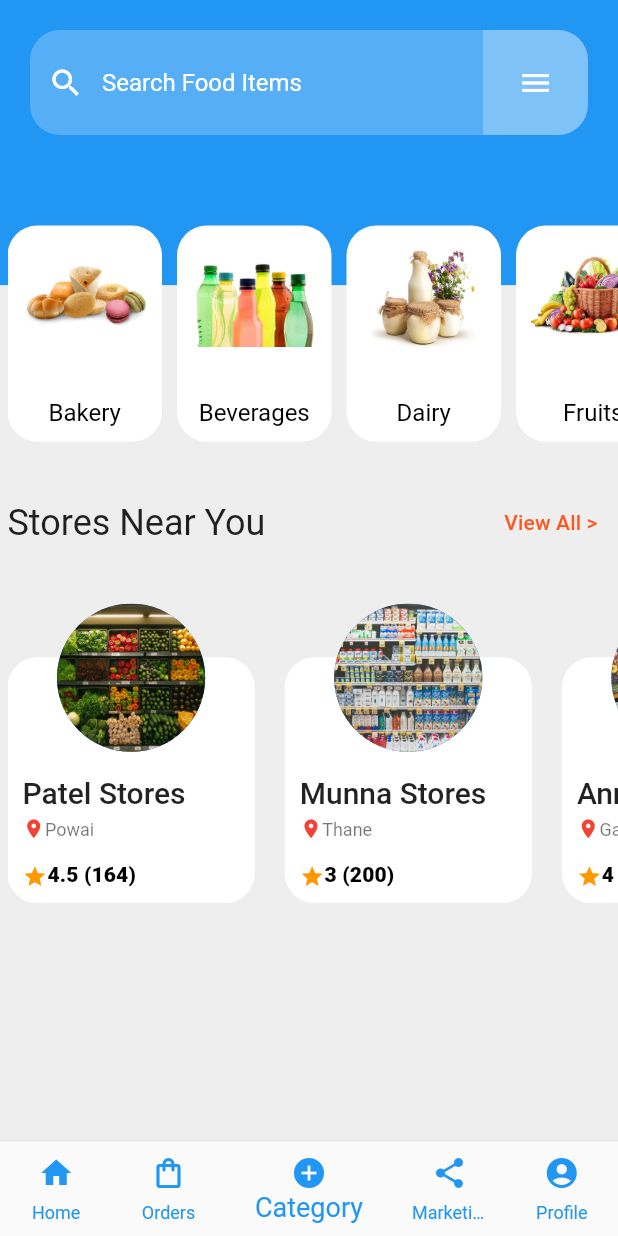
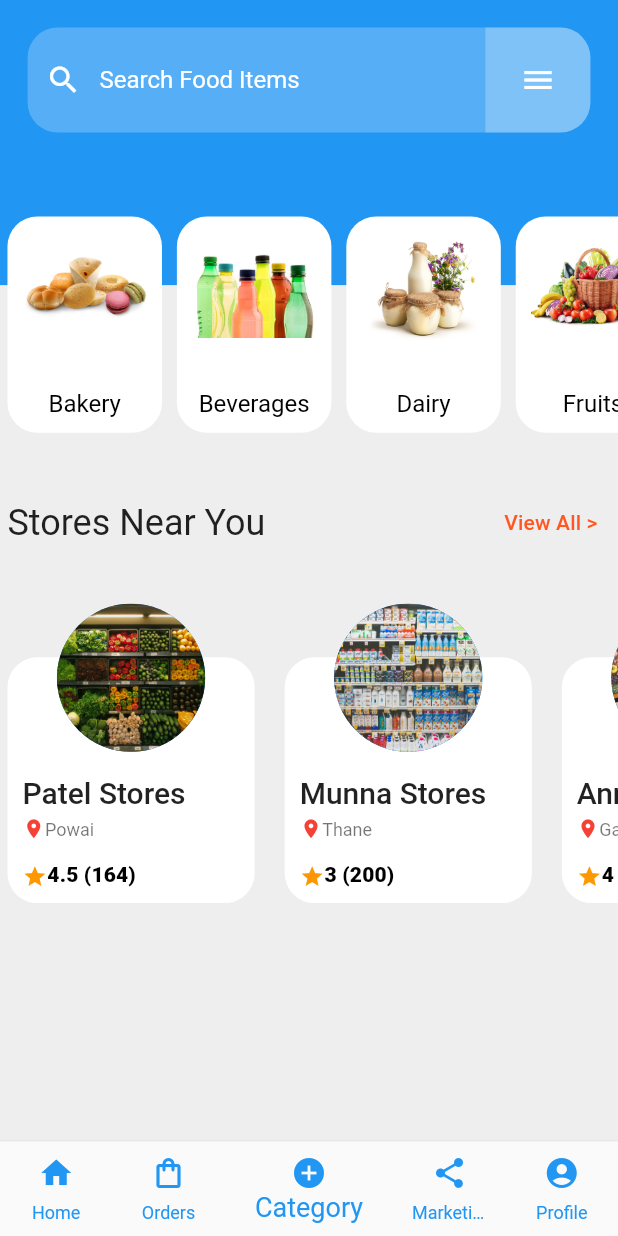
Before and after one commit to jimit24365/kirana_store, a Flutter app: the DashboardScreen screen opened by its route, on a phone screen of 412 x 824 dp. Run offline on Flutter 3.47's test engine with Material 2 defaults, Android fonts, the light colour scheme and no system bars; our stand-ins replace logger.

Commit message:
Adding category_section.dart constants

```diff
--- a/lib/presentation/journey/onboarding/dashboard/dashboard_screen.dart
+++ b/lib/presentation/journey/onboarding/dashboard/dashboard_screen.dart
@@ -6,6 +6,7 @@ import 'package:sabka_kirana/presentation/journey/onboarding/dashboard/widget/ca
 import 'package:sabka_kirana/presentation/journey/onboarding/dashboard/widget/dashboard_screen_constants.dart';
 import 'package:sabka_kirana/presentation/journey/onboarding/dashboard/widget/search_bar/search_bar.dart';
 import 'package:sabka_kirana/presentation/journey/onboarding/dashboard/widget/store_section/store_item_section.dart';
+import 'package:sabka_kirana/common/libraries/screen_utils/screen_utils.dart';
 
 const stores = [
   {
@@ -146,12 +147,12 @@ class DashBoardScreenState extends State<DashboardScreen> {
       );
 
   Padding _getHeaderWidget(TextTheme textTheme) => Padding(
-        padding: const EdgeInsets.all(20),
+        padding: EdgeInsets.all(DashboardScreenConstants.headerWidgetPadding.h),
         child: Column(
           // mainAxisAlignment: MainAxisAlignment.spaceEvenly,
           children: [
             SearchBar(focusNode: _focusNode),
-            addVerticalSpace(10),
+            addVerticalSpace(DashboardScreenConstants.searchBarVerticalSpace.h),
           ],
         ),
       );
@@ -159,13 +160,13 @@ class DashBoardScreenState extends State<DashboardScreen> {
   Widget _getMainContainer(BoxConstraints constraints, TextTheme textTheme,
           BuildContext context) =>
       Expanded(
-        flex: 6,
+        flex: DashboardScreenConstants.topContainerFlex,
         child: Container(
           width: constraints.maxWidth,
           color: Colors.grey.shade200,
           child: Padding(
-            padding: const EdgeInsets.only(
-              left: 5.0,
+            padding: EdgeInsets.only(
+              left: DashboardScreenConstants.topContainerPadding.w,
             ),
             child: Stack(
               clipBehavior: Clip.none,
--- a/lib/presentation/journey/onboarding/dashboard/widget/category_section/category_section.dart
+++ b/lib/presentation/journey/onboarding/dashboard/widget/category_section/category_section.dart
@@ -1,6 +1,8 @@
 import 'package:flutter/material.dart';
 import 'package:flutter/widgets.dart';
 import 'package:sabka_kirana/common/utils/widget_utils.dart';
+import 'package:sabka_kirana/presentation/journey/onboarding/dashboard/widget/category_section/category_section_constants.dart';
+import 'package:sabka_kirana/common/libraries/screen_utils/screen_utils.dart';
 
 class CategorySection extends StatefulWidget {
   final BoxConstraints constraints;
@@ -20,11 +22,12 @@ class CategorySection extends StatefulWidget {
 class CategorySectionState extends State<CategorySection> {
   @override
   Widget build(BuildContext context) => Positioned(
-        top: -40,
-        left: 0,
+        top: CategorySectionConstants.containerTopPosition.h,
+        left: CategorySectionConstants.containerLeftPosition.w,
         child: Container(
           width: widget.constraints.maxWidth,
-          height: widget.constraints.maxWidth * 0.35,
+          height: widget.constraints.maxWidth *
+              CategorySectionConstants.containerHeightMultiplier,
           child:
               _getCategoryRow(widget.constraints, Theme.of(context).textTheme),
         ),
@@ -43,16 +46,23 @@ class CategorySectionState extends State<CategorySection> {
   Container _getCategoryItemWidget(BoxConstraints constraints,
           Map<String, String> category, TextTheme textTheme) =>
       Container(
-        margin: const EdgeInsets.only(right: 10.0),
-        width: constraints.maxWidth * 0.25,
+        margin: EdgeInsets.only(
+            right: CategorySectionConstants.categoryItemMarginRight.w),
+        width: constraints.maxWidth *
+            CategorySectionConstants.containerWidthMultiplier,
         decoration: BoxDecoration(
-            color: Colors.white, borderRadius: BorderRadius.circular(20.0)),
+          color: Colors.white,
+          borderRadius: BorderRadius.circular(
+              CategorySectionConstants.containerBorderRadius),
+        ),
         child: Padding(
-          padding: const EdgeInsets.all(10.0),
+          padding: EdgeInsets.all(CategorySectionConstants.imagePadding),
           child: Column(
             children: [
-              Expanded(flex: 4, child: Image.asset(category['image'])),
-              addVerticalSpace(30),
+              Expanded(
+                  flex: CategorySectionConstants.assetFlex,
+                  child: Image.asset(category['image'])),
+              addVerticalSpace(CategorySectionConstants.imageVerticalSpace),
               Text(
                 category['name'],
                 style: textTheme.subtitle1?.apply(color: Colors.black),
--- /dev/null
+++ b/lib/presentation/journey/onboarding/dashboard/widget/category_section/category_section_constants.dart
@@ -0,0 +1,12 @@
+class CategorySectionConstants {
+  static final containerTopPosition = -50;
+  static final containerLeftPosition = 0;
+  static final containerHeightMultiplier = 0.35;
+  static final categoryItemMarginRight = 10;
+  static final containerWidthMultiplier = 0.25;
+  static final containerBorderRadius = 20.0;
+  static final imagePadding = 10.0;
+  static final assetFlex = 4;
+  static final imageVerticalSpace = 30.0;
+
+}
--- a/lib/presentation/journey/onboarding/dashboard/widget/dashboard_screen_constants.dart
+++ b/lib/presentation/journey/onboarding/dashboard/widget/dashboard_screen_constants.dart
@@ -4,4 +4,8 @@ class DashboardScreenConstants {
   static final bottomNavigationItemCategoryLabel = 'Category';
   static final bottomNavigationItemMarketingLabel = 'Marketing';
   static final bottomNavigationItemProfileLabel = 'Profile';
+  static final headerWidgetPadding = 20.0;
+  static final searchBarVerticalSpace = 10.0;
+  static final topContainerFlex = 6;
+  static final topContainerPadding = 5.0;
 }
```
